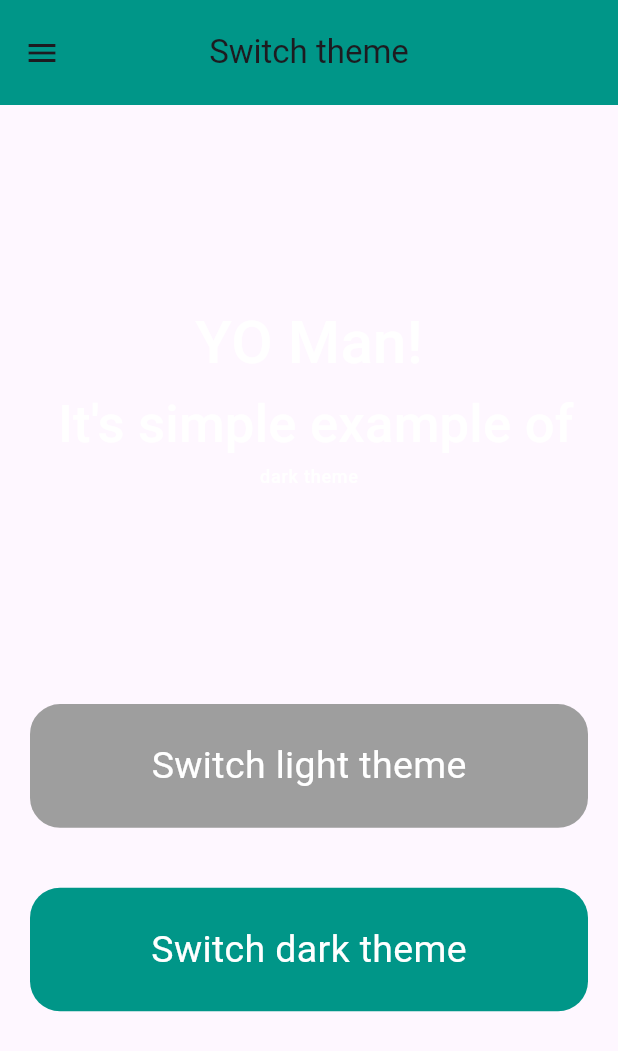
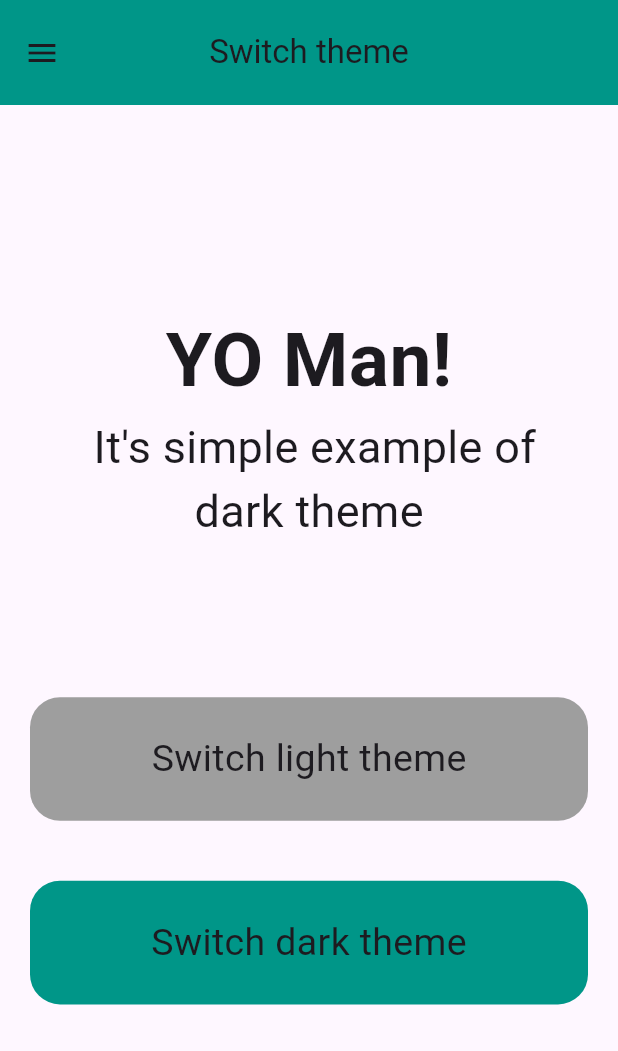
Before and after one commit to MauryaAayush/advflutterch_1, a Flutter app: the screen it shows after launch, on a phone screen of 412 x 824 dp. Shown: the top 1051 px of the screen. Run offline on Flutter 3.47's test engine with Material 3 defaults, Android fonts, the phone set to English and light mode, and no system bars.

Commit message:
Radhey Radhey

```diff
--- a/lib/screens/first_page/Views/Switch_theme_Screen/Switch_theme_screen.dart
+++ b/lib/screens/first_page/Views/Switch_theme_Screen/Switch_theme_screen.dart
@@ -15,23 +15,23 @@ class Switch_Theme extends StatelessWidget {
         theme: ThemeData.light().copyWith(
           secondaryHeaderColor: Colors.teal,
           primaryColor: Colors.grey,
-          textTheme: TextTheme(
-            labelLarge: TextStyle(
-              fontSize: 40,
-            ),
-           titleMedium: TextStyle(
-             fontSize: 35
-           )
-          )
+          // textTheme: TextTheme(
+          //   labelLarge: TextStyle(
+          //     fontSize: 40,
+          //   ),
+          //  titleMedium: TextStyle(
+          //    fontSize: 40
+          //  )
+          // )
         ),
         darkTheme: ThemeData.dark().copyWith(
           primaryColor: Colors.teal,
           secondaryHeaderColor: Colors.grey,
-            textTheme: TextTheme(
-                labelLarge: TextStyle(
-                  fontSize: 40,
-                )
-            )
+            // textTheme: TextTheme(
+            //     labelLarge: TextStyle(
+            //       fontSize: 40,
+            //     )
+            // )
         ),
         color: Theme.of(context).primaryColor,
 
--- a/lib/screens/first_page/Views/Switch_theme_Screen/part_2.dart
+++ b/lib/screens/first_page/Views/Switch_theme_Screen/part_2.dart
@@ -27,11 +27,15 @@ class _switch_theme_2State extends State<switch_theme_2> {
         mainAxisAlignment: MainAxisAlignment.center,
         children: [
 
-          Text('YO Man!',style: Theme.of(context).textTheme.labelLarge,),
-          Text(" It's simple example of",style: Theme.of(context).textTheme.titleMedium,),
-          Text('dark theme',style: Theme.of(context).textTheme.labelMedium,),
+          // Text('YO Man!',style: Theme.of(context).textTheme.labelLarge,),
+          // Text(" It's simple example of",style: Theme.of(context).textTheme.titleMedium,),
+          // Text('dark theme',style: Theme.of(context).textTheme.labelMedium,),
 
-          SizedBox(height: height*0.15,),
+          Text('YO Man!',style: TextStyle(fontSize: 50,fontWeight: FontWeight.w700)),
+          Text(" It's simple example of",style: TextStyle(fontSize: 30)),
+          Text('dark theme',style: TextStyle(fontSize: 30)),
+
+          SizedBox(height: height*0.1,),
 
           // InkWell(
           //   onTap: () {
```
